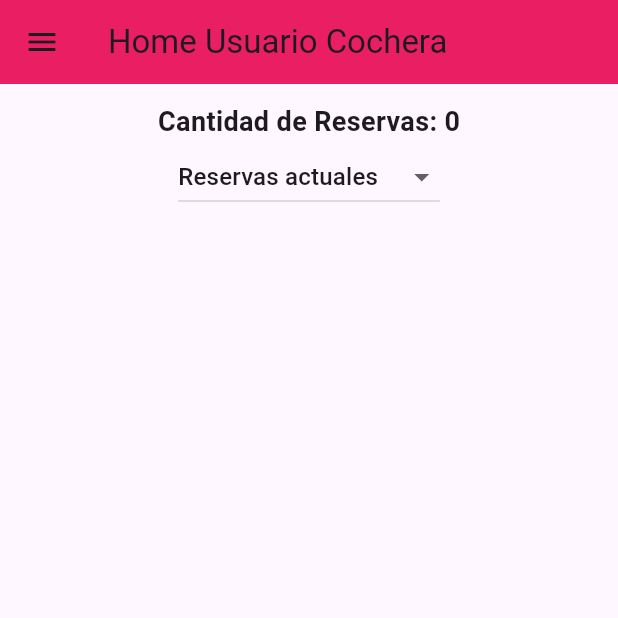
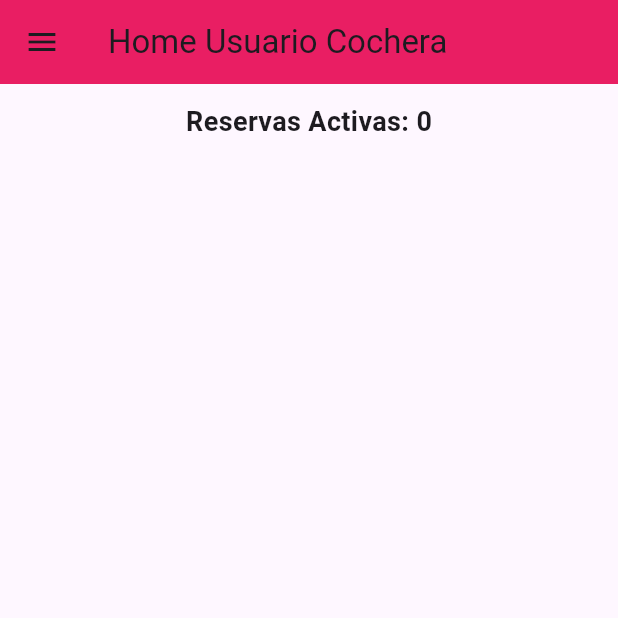
Before and after one commit to PabloCorrera/ProyectoFinalG1, a Flutter app: the UsuarioCocheraHome screen opened by its route, in the side drawer, after a tap on "Mis reservas", on a phone screen of 412 x 824 dp, the top half of it. Run offline on Flutter 3.47's test engine with Material 3 defaults, Android fonts, the phone set to English and light mode, and no system bars; our stand-ins replace cloud_firestore, firebase_auth, firebase_core, firebase_storage, flutter_secure_storage, flutter_svg and 8 more; missing offline and left inert: flutter_google_places, google_maps_webservice, local_auth_android, pay; accounts and stored records are empty.

Commit message:
Hecho el editar, recaudaciones y reservas

```diff
--- a/proyecto_final/lib/pages/usuario_cochera_home.dart
+++ b/proyecto_final/lib/pages/usuario_cochera_home.dart
@@ -119,7 +119,7 @@ class _UsuarioCocheraHomeState extends State<UsuarioCocheraHome> {
     final DateTime now = DateTime.now();
     double totalRecaudado = 0;
     late List<Reserva> reservasAnteriores = _reservasFuture
-        .where((reserva) => reserva.fechaSalida.toDate().isBefore(now))
+        .where((reserva) => reserva.fechaEntrada.toDate().isBefore(now))
         .toList();
     _reservasAnteriores = reservasAnteriores;
 
@@ -166,6 +166,16 @@ class _UsuarioCocheraHomeState extends State<UsuarioCocheraHome> {
                 onTap: () => {
                   setState(() {
                     aMostrar = vistaReservas();
+                    Navigator.pop(context);
+                  })
+                },
+              ),
+                ListTile(
+                leading: const Icon(Icons.card_travel),
+                title: const Text('Historial reservas'),
+                onTap: () => {
+                  setState(() {
+                    aMostrar = vistaHistorialDeReservas();
                     Navigator.pop(context);
                   })
                 },
@@ -230,7 +240,7 @@ class _UsuarioCocheraHomeState extends State<UsuarioCocheraHome> {
     }
   }
 Widget vistaReservas() {
-  String titulo = 'Cantidad de Reservas: ';
+  String titulo = 'Reservas Activas: ';
   String opcionSeleccionada = 'Reservas actuales'; // Inicialmente seleccionamos "Reservas actuales"
 
 return Column(
@@ -240,25 +250,23 @@ return Column(
       titulo + _usuariosDeReservasActivas.length.toString(),
       style: TextStyle(fontSize: 18, fontWeight: FontWeight.bold),
     ),
-    DropdownButton<String>(
-      value: opcionSeleccionada,
-      onChanged: (String? newValue) {
-        setState(() {
-          opcionSeleccionada = newValue!;
-        });
-      },
-      items: <String>['Reservas actuales', 'Historial de reservas']
-          .map<DropdownMenuItem<String>>((String value) {
-        return DropdownMenuItem<String>(
-          value: value,
-          child: Text(value),
-        );
-      }).toList(),
+      listaReservasActivas()
+
+  ],
+);
+}
+
+Widget vistaHistorialDeReservas() {
+  String titulo = 'Cantidad de Reservas: ';
+  String opcionSeleccionada = 'Reservas actuales'; // Inicialmente seleccionamos "Reservas actuales"
+return Column(
+  children: [
+    SizedBox(height: 12.0),
+    Text(
+      titulo + _usuariosDeReserva.length.toString(),
+      style: TextStyle(fontSize: 18, fontWeight: FontWeight.bold),
     ),
-    // Aquí debajo puedes mostrar la lista correspondiente según la opción seleccionada
-
       historialDeReservas()
-
   ],
 );
 
@@ -276,7 +284,7 @@ Widget listaReservasActivas() {
         var usuario = _usuariosDeReservasActivas[index]!;
         return ListTile(
           leading: Icon(Icons.account_circle, size: 40),
-          title: Text(usuario.nombre + "" + usuario.apellido),
+          title: Text(usuario.nombre + " " + usuario.apellido),
           subtitle: Text(usuario.email!),
           trailing: ElevatedButton(
             onPressed: () {
@@ -307,6 +315,7 @@ Widget historialDeReservas() {
         return ListTile(
           leading: Icon(Icons.account_circle, size: 40),
           title: Text(
+
             '${_usuariosDeReserva[index]!.nombre} ${_usuariosDeReserva[index]!.apellido}',
             style: TextStyle(color: colorTexto), // Establecer el color del texto
           ),
@@ -385,7 +394,7 @@ Widget historialDeReservas() {
   }
 
 
- String titulo1 = "Hola";
+ String titulo1 = "Total recaudado";
   @override
   Widget VistaIncome() {
 
@@ -455,19 +464,12 @@ Widget historialDeReservas() {
                         onChanged: (value) {
                           setState(() {
                             opcionSeleccionada = value as OpcionesRecaudacion;
-                            print("Holaaaaaaaaaaaa");
-                            titulo1 = "DALEEEEEEEEEE";
-                            print(titulo1);
+
                           });
                         },
                         title: Text("Personalziado"))
                   ],
                 ),
-
-
-
-
-
 
 
               ],
```
